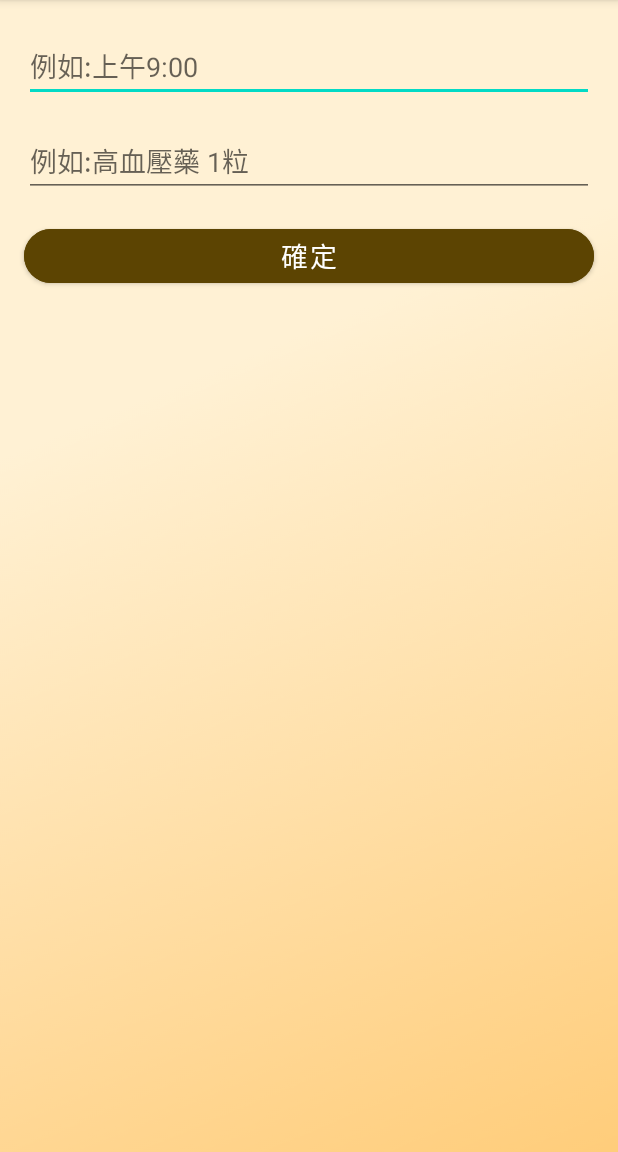
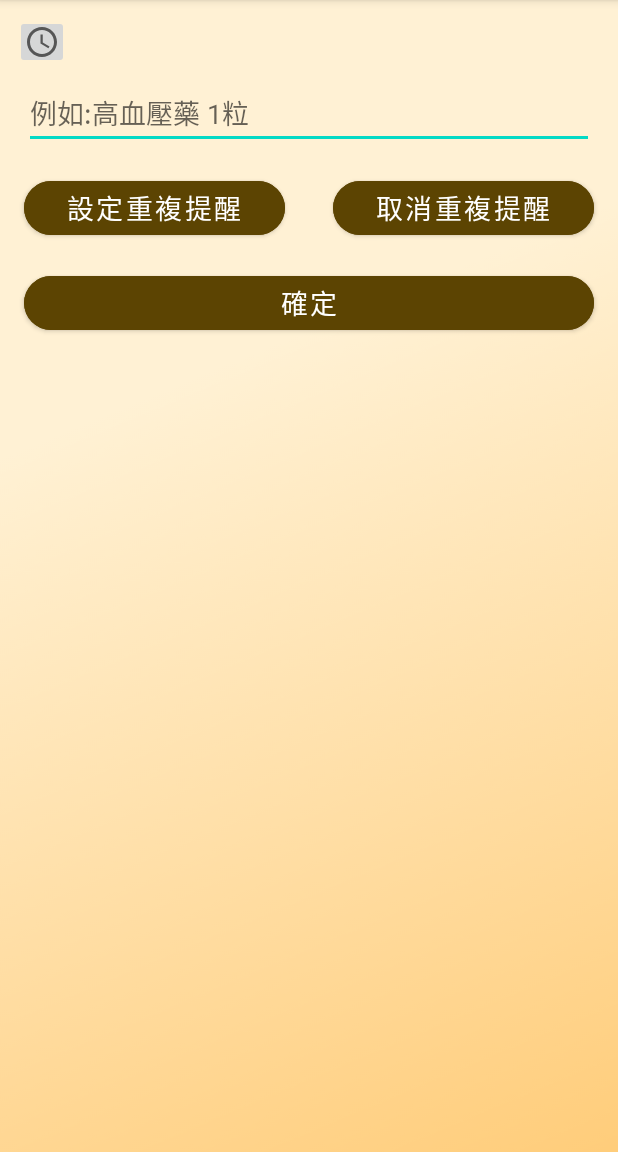
Before and after one commit to JoyLinnnn/OKare, an Android app: the AdActivity screen opened directly, with no data from a screen before it, on a phone screen of 412 x 824 dp, the part 84-1236 px from its top. Run offline under Robolectric (Android 15) with nearby library versions, the phone set to English and light mode, and no system bars; our stand-ins replace Firebase (no records; nobody signed in at launch, a user with empty details on screens opened directly).

Commit message:
服藥功能完成(重複提醒

```diff
--- a/app/src/main/java/com/example/home/AdActivity.java
+++ b/app/src/main/java/com/example/home/AdActivity.java
@@ -3,11 +3,16 @@ package com.example.home;
 import androidx.annotation.NonNull;
 import androidx.appcompat.app.AppCompatActivity;
 
+import android.app.TimePickerDialog;
 import android.content.Intent;
 import android.os.Bundle;
+import android.text.TextUtils;
 import android.view.View;
 import android.widget.Button;
 import android.widget.EditText;
+import android.widget.ImageButton;
+import android.widget.TextView;
+import android.widget.TimePicker;
 import android.widget.Toast;
 
 import com.google.android.gms.tasks.OnFailureListener;
@@ -15,54 +20,119 @@ import com.google.android.gms.tasks.OnSuccessListener;
 import com.google.firebase.database.DatabaseReference;
 import com.google.firebase.database.FirebaseDatabase;
 
+import java.util.Calendar;
+
 public class AdActivity extends AppCompatActivity {
-    EditText edMT, edMN;
+    EditText edMN;
+    TextView edMT;
     Button btn_suadd;
+
+    private TextView tvRepeatingTime;
+    private ImageButton ibRepeatingTime;
+    private EditText etRepeatingMessage;
+    private Button btnSetRepeatingAlarm, btnCancelRepeatingAlarm;
+
+    private AlarmReceiver alarmReceiver;
+    private int mHour, mMinute;
+    private int mHourRepeat, mMinuteRepeat;
+
     DatabaseReference data = FirebaseDatabase.getInstance().getReference();
     @Override
     protected void onCreate(Bundle savedInstanceState) {
         super.onCreate(savedInstanceState);
         setContentView(R.layout.activity_ad);
 
-        Button 確定新增=findViewById(R.id.確定新增);
-        確定新增.setOnClickListener(new View.OnClickListener() {
-            @Override
-            public void onClick(View v) {
-                Intent intent=new Intent(AdActivity.this,Medicine.class);
-                startActivity(intent);
-            }
-        });
-
-
-        edMT = findViewById(R.id.edMT);
+        edMT = findViewById(R.id.tvMT);
         edMN = findViewById(R.id.edMN);
-        確定新增 = findViewById(R.id.確定新增);
-        確定新增.setOnClickListener(new View.OnClickListener() {
+        btn_suadd = findViewById(R.id.確定新增);
+        btn_suadd.setOnClickListener(new View.OnClickListener() {
             @Override
             public void onClick(View v) {
                 String getMT = edMT.getText().toString();
                 String getMN = edMN.getText().toString();
 
                 if (getMT.isEmpty()){
-                    edMT.setError("請輸入日期及...");
+                    edMT.setError("請輸入日期...");
                 }else if (getMN.isEmpty()){
-                    edMN.setError("請輸入藥品名稱及數量...");
+                    edMN.setError("請輸入藥品數字...");
                 }else{
                     data.child("Medicine").push().setValue(new ModelMedicine(getMT, getMN)).addOnSuccessListener(new OnSuccessListener<Void>() {
                         @Override
                         public void onSuccess(Void aVoid) {
-                            Toast.makeText(AdActivity.this, "用藥資料新增成功！", Toast.LENGTH_SHORT).show();
+                            Toast.makeText(AdActivity.this, "服藥資料新增成功 ! ", Toast.LENGTH_SHORT).show();
                             startActivity(new Intent(AdActivity.this, Medicine.class));
                             finish();
                         }
                     }).addOnFailureListener(new OnFailureListener() {
                         @Override
                         public void onFailure(@NonNull Exception e) {
-                            Toast.makeText(AdActivity.this, "用藥資料新增失敗！", Toast.LENGTH_SHORT).show();
+                            Toast.makeText(AdActivity.this, "服藥資料新增失敗 ! ", Toast.LENGTH_SHORT).show();
                         }
                     });
                 }
             }
         });
+
+        tvRepeatingTime = findViewById(R.id.tvMT);
+        ibRepeatingTime = findViewById(R.id.ib_repeating_time);
+        etRepeatingMessage = findViewById(R.id.edMN);
+        btnSetRepeatingAlarm = findViewById(R.id.btn_set_repeating_alarm);
+        btnCancelRepeatingAlarm = findViewById(R.id.btn_cancel_repeating_alarm);
+
+        alarmReceiver = new AlarmReceiver();
+
+        Calendar calendar = Calendar.getInstance();
+        mHour = calendar.get(Calendar.HOUR_OF_DAY);
+        mMinute = calendar.get(Calendar.MINUTE);
+
+        mHourRepeat = mHour;
+        mMinuteRepeat = mMinute;
+
+
+
+
+        ibRepeatingTime.setOnClickListener(new View.OnClickListener() {
+            @Override
+            public void onClick(View v) {
+                TimePickerDialog timePickerDialog = new TimePickerDialog(AdActivity.this, new TimePickerDialog.OnTimeSetListener() {
+                    @Override
+                    public void onTimeSet(TimePicker view, int hourOfDay, int minute) {
+                        tvRepeatingTime.setText(String.format("%02d:%02d", hourOfDay, minute));
+                        mHourRepeat = hourOfDay;
+                        mMinuteRepeat = minute;
+                    }
+                }, mHourRepeat, mMinuteRepeat,true);
+                timePickerDialog.show();
+            }
+        });
+
+
+
+        btnSetRepeatingAlarm.setOnClickListener(new View.OnClickListener() {
+            @Override
+            public void onClick(View v) {
+                if (tvRepeatingTime.getText().toString().equalsIgnoreCase("")) {
+                    Toast.makeText(AdActivity.this, "時間是空的 !", Toast.LENGTH_SHORT).show();
+                } else if (TextUtils.isEmpty(etRepeatingMessage.getText().toString())){
+                    etRepeatingMessage.setError("訊息不能是空的 !");
+                } else {
+                    alarmReceiver.setRepeatingAlarm(AdActivity.this, AlarmReceiver.TYPE_REPEATING,
+                            tvRepeatingTime.getText().toString(),
+                            etRepeatingMessage.getText().toString());
+                }
+            }
+        });
+
+        btnCancelRepeatingAlarm.setOnClickListener(new View.OnClickListener() {
+            @Override
+            public void onClick(View v) {
+                if (alarmReceiver.isAlarmSet(AdActivity.this, AlarmReceiver.TYPE_REPEATING)) {
+                    tvRepeatingTime.setText("");
+                    etRepeatingMessage.setText("");
+                    alarmReceiver.cancelAlarm(AdActivity.this,AlarmReceiver.TYPE_REPEATING);
+                }
+            }
+        });
+
     }
 }
--- a/app/src/main/java/com/example/home/DialogForm2.java
+++ b/app/src/main/java/com/example/home/DialogForm2.java
@@ -36,7 +36,7 @@ public class DialogForm2 extends DialogFragment {
     @Override
     public View onCreateView(@NonNull LayoutInflater inflater, @Nullable ViewGroup container, @Nullable Bundle savedInstanceState) {
         final View view=inflater.inflate(R.layout.activity_ad, container, false);
-        tMT=view.findViewById(R.id.edMT);
+        tMT=view.findViewById(R.id.tvMT);
         tMN=view.findViewById(R.id.edMN);
         btn_suadd=view.findViewById(R.id.確定新增);
 
--- a/app/src/main/res/layout/activity_ad.xml
+++ b/app/src/main/res/layout/activity_ad.xml
@@ -8,16 +8,29 @@
     android:orientation="vertical"
     tools:context=".AdActivity">
 
-    <EditText
-        android:id="@+id/edMT"
+    <LinearLayout
         android:layout_width="match_parent"
         android:layout_height="wrap_content"
-        android:layout_marginLeft="16dp"
-        android:layout_marginTop="20dp"
-        android:layout_marginRight="16dp"
-        android:layout_marginBottom="10dp"
-        android:hint="例如:上午9:00"
-        android:importantForAutofill="no" />
+        android:layout_marginLeft="10dp"
+        android:layout_marginTop="10dp"
+        android:orientation="horizontal">
+
+        <ImageButton
+            android:id="@+id/ib_repeating_time"
+            android:layout_width="36dp"
+            android:layout_height="36dp"
+            android:src="@drawable/ic_access_time_black_24dp"
+            style="@style/Widget.AppCompat.ImageButton"/>
+
+        <TextView
+            android:id="@+id/tvMT"
+            android:layout_width="wrap_content"
+            android:layout_height="wrap_content"
+            android:layout_gravity="center_vertical"
+            android:layout_marginLeft="8dp"
+            android:textSize="18sp" />
+
+    </LinearLayout>
 
     <EditText
         android:id="@+id/edMN"
@@ -29,6 +42,41 @@
         android:layout_marginBottom="10dp"
         android:hint="例如:高血壓藥 1粒"
         android:importantForAutofill="no" />
+
+    <LinearLayout
+        android:layout_width="match_parent"
+        android:layout_height="wrap_content"
+        android:orientation="horizontal">
+
+        <Button
+            android:id="@+id/btn_set_repeating_alarm"
+            android:layout_width="match_parent"
+            android:layout_height="wrap_content"
+            android:layout_marginLeft="16dp"
+            android:layout_marginTop="5dp"
+            android:layout_marginRight="16dp"
+            android:layout_marginBottom="10dp"
+            android:layout_weight="1"
+            android:backgroundTint="@color/ccaaffee"
+            android:text="設定重複提醒"
+            android:textSize="18sp"
+            app:cornerRadius="20dp" />
+
+        <Button
+            android:id="@+id/btn_cancel_repeating_alarm"
+            android:layout_width="match_parent"
+            android:layout_height="wrap_content"
+            android:layout_marginLeft="16dp"
+            android:layout_marginTop="5dp"
+            android:layout_marginRight="16dp"
+            android:layout_marginBottom="10dp"
+            android:layout_weight="1"
+            android:backgroundTint="@color/ccaaffee"
+            android:text="取消重複提醒"
+            android:textSize="18sp"
+            app:cornerRadius="20dp" />
+
+    </LinearLayout>
 
     <Button
         android:id="@+id/確定新增"
--- a/app/src/main/res/layout/activity_addd.xml
+++ b/app/src/main/res/layout/activity_addd.xml
@@ -11,6 +11,8 @@
     <LinearLayout
         android:layout_width="match_parent"
         android:layout_height="wrap_content"
+        android:layout_marginLeft="10dp"
+        android:layout_marginTop="10dp"
         android:orientation="horizontal">
 
         <ImageButton
@@ -32,6 +34,7 @@
     <LinearLayout
         android:layout_width="match_parent"
         android:layout_height="wrap_content"
+        android:layout_marginLeft="10dp"
         android:orientation="horizontal">
 
         <ImageButton
--- a/app/src/main/res/layout/layout_item2.xml
+++ b/app/src/main/res/layout/layout_item2.xml
@@ -29,8 +29,7 @@
                 android:layout_height="wrap_content"
                 android:text="吃藥時間"
                 android:textColor="@color/black"
-                android:textSize="20sp"
-                android:textStyle="bold"/>
+                android:textSize="20sp" />
             <TextView
                 android:id="@+id/tv_mediname"
                 android:layout_width="wrap_content"
```
